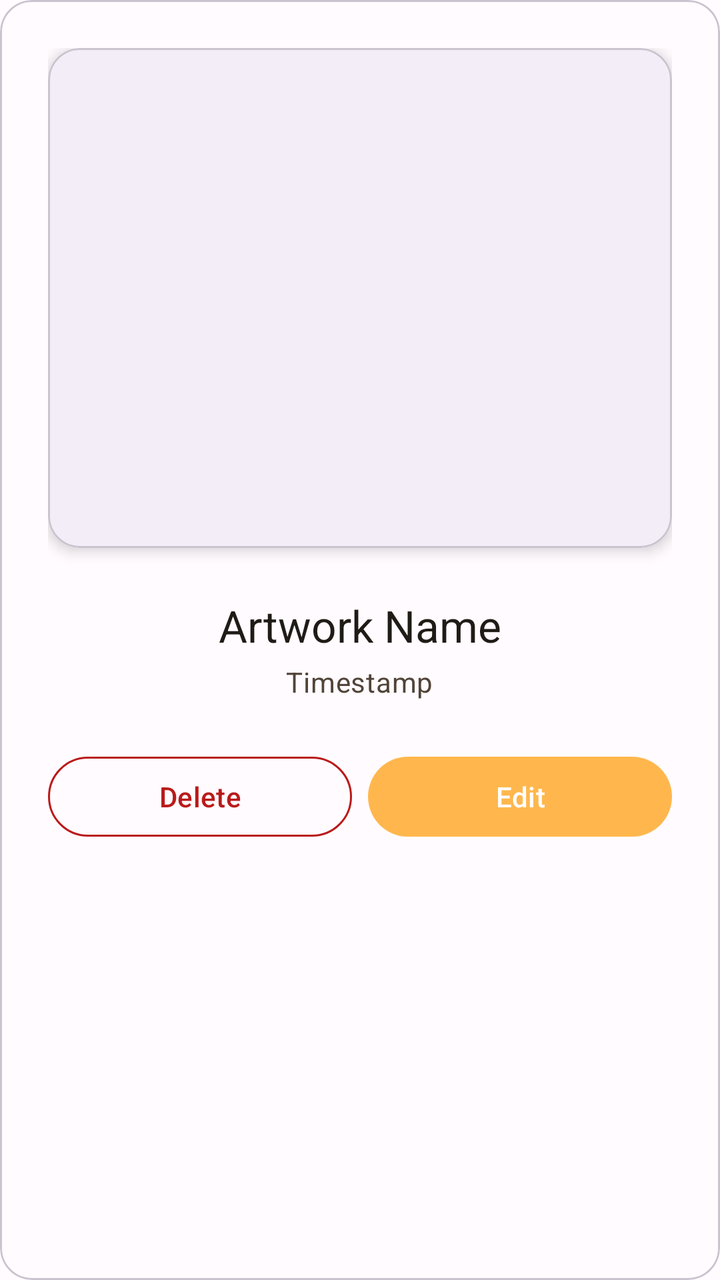
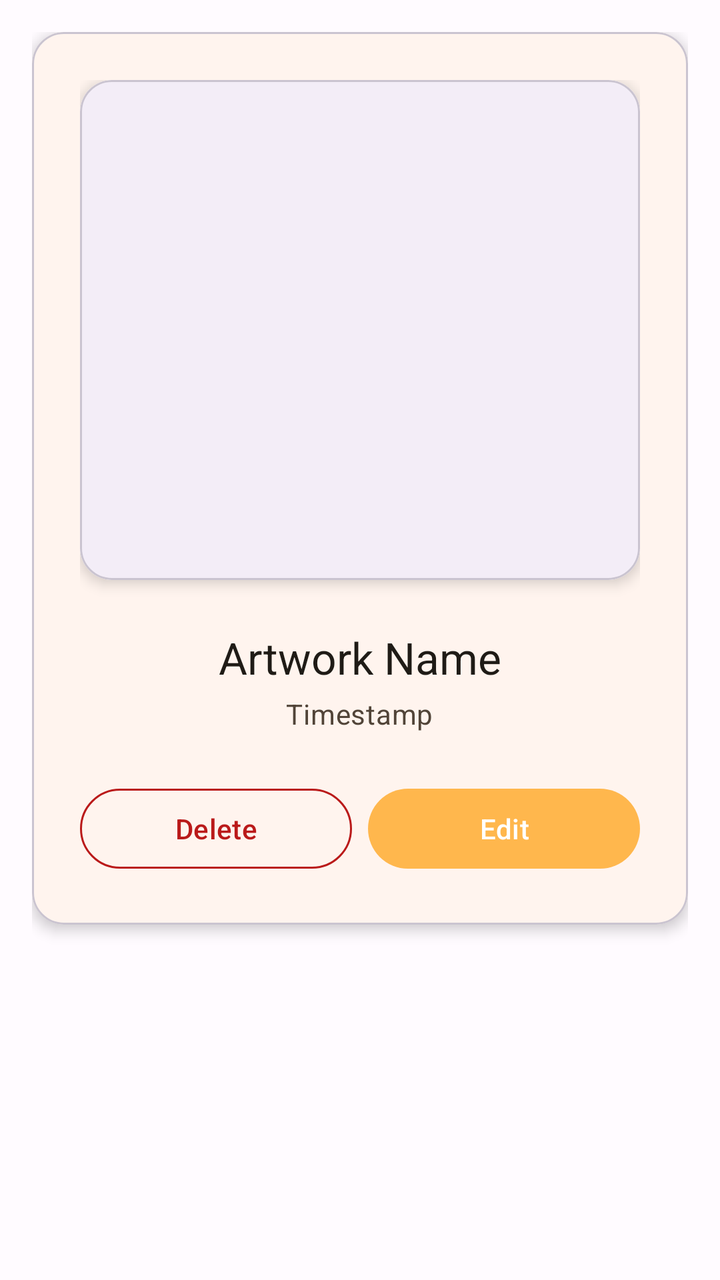

An Android layout rendered at two revisions. The XML below is the earlier revision; the diff shows what the commit changed to produce the second picture.
<!-- AndroidManifest.xml: application theme Base.Theme.Heal -->
<!-- res/layout/dialog_artwork_view.xml -->
<?xml version="1.0" encoding="utf-8"?>
 <com.google.android.material.card.MaterialCardView
        xmlns:android="http://schemas.android.com/apk/res/android"
        xmlns:app="http://schemas.android.com/apk/res-auto"
        android:layout_width="match_parent"
        android:layout_height="wrap_content"
        app:cardCornerRadius="16dp"
        app:cardElevation="0dp"
        android:layout_marginBottom="8dp">

        <LinearLayout
            android:layout_width="match_parent"
            android:layout_height="wrap_content"
            android:orientation="vertical"
            android:padding="24dp"
            android:gravity="center_horizontal">

            <com.google.android.material.card.MaterialCardView
                android:layout_width="match_parent"
                android:layout_height="wrap_content"
                app:cardCornerRadius="16dp"
                app:cardElevation="4dp"
                android:layout_marginBottom="24dp">

                <ImageView
                    android:id="@+id/detailImageViewArtwork"
                    android:layout_width="match_parent"
                    android:layout_height="250dp"
                    android:scaleType="centerCrop"
                    android:contentDescription="Detailed view of the artwork"
                    android:background="?attr/colorSurfaceContainer" />

            </com.google.android.material.card.MaterialCardView>

            <TextView
                android:id="@+id/detailTextViewArtworkName"
                android:layout_width="wrap_content"
                android:layout_height="wrap_content"
                android:textAppearance="?attr/textAppearanceTitleLarge"
                android:textColor="?attr/colorOnSurface"
                android:layout_marginBottom="4dp"
                android:text="Artwork Name" />

            <TextView
                android:id="@+id/detailTextViewArtworkTimestamp"
                android:layout_width="wrap_content"
                android:layout_height="wrap_content"
                android:textAppearance="?attr/textAppearanceBodyMedium"
                android:textColor="?attr/colorOnSurfaceVariant"
                android:layout_marginBottom="24dp"
                android:text="Timestamp" />

            <LinearLayout
                android:layout_width="match_parent"
                android:layout_height="wrap_content"
                android:orientation="horizontal">

                <com.google.android.material.button.MaterialButton
                    android:id="@+id/buttonDeleteArtwork"
                    style="?attr/materialButtonOutlinedStyle"
                    android:layout_width="0dp"
                    android:layout_height="wrap_content"
                    android:layout_weight="1"
                    android:layout_marginEnd="8dp"
                    android:text="Delete"
                    android:textColor="?attr/colorError"
                    app:strokeColor="?attr/colorError" />

                <com.google.android.material.button.MaterialButton
                    android:id="@+id/buttonEditArtwork"
                    android:layout_width="0dp"
                    android:layout_height="wrap_content"
                    android:layout_weight="1"
                    android:text="Edit" />

            </LinearLayout>

        </LinearLayout>
    </com.google.android.material.card.MaterialCardView>
<!-- resources referenced by this layout -->
<resources>
  <style name="Base.Theme.Heal" parent="Theme.Material3.DayNight.NoActionBar">
          <item name="colorPrimary">@color/md_theme_primary</item>
          <item name="colorOnPrimary">@color/md_theme_onPrimary</item>
          <item name="colorPrimaryContainer">@color/md_theme_primaryContainer</item>
          <item name="colorOnPrimaryContainer">@color/md_theme_onPrimaryContainer</item>
          <item name="colorSecondary">@color/md_theme_secondary</item>
          <item name="colorOnSecondary">@color/md_theme_onSecondary</item>
          <item name="colorSecondaryContainer">@color/md_theme_secondaryContainer</item>
          <item name="colorOnSecondaryContainer">@color/md_theme_onSecondaryContainer</item>
          <item name="colorTertiary">@color/md_theme_tertiary</item>
          <item name="colorOnTertiary">@color/md_theme_onTertiary</item>
          <item name="colorTertiaryContainer">@color/md_theme_tertiaryContainer</item>
          <item name="colorOnTertiaryContainer">@color/md_theme_onTertiaryContainer</item>
          <item name="colorError">@color/md_theme_error</item>
          <item name="colorOnError">@color/md_theme_onError</item>
          <item name="colorErrorContainer">@color/md_theme_errorContainer</item>
          <item name="colorOnErrorContainer">@color/md_theme_onErrorContainer</item>
          <item name="android:colorBackground">@color/md_theme_background</item>
          <item name="colorOnBackground">@color/md_theme_onBackground</item>
          <item name="colorSurface">@color/md_theme_surface</item>
          <item name="colorOnSurface">@color/md_theme_onSurface</item>
          <item name="colorSurfaceVariant">@color/md_theme_surfaceVariant</item>
          <item name="colorOnSurfaceVariant">@color/md_theme_onSurfaceVariant</item>
          <item name="colorOutline">@color/md_theme_outline</item>
          <item name="colorOnSurfaceInverse">@color/md_theme_inverseOnSurface</item>
          <item name="colorSurfaceInverse">@color/md_theme_inverseSurface</item>
          <item name="colorPrimaryInverse">@color/md_theme_inversePrimary</item>
  
          <item name="android:statusBarColor">@color/transparent</item>
          <item name="android:navigationBarColor">?attr/colorSurface</item>
  
          <item name="bottomSheetStyle">@style/Widget.Material3.BottomSheet.Modal</item>
          <item name="navigationViewStyle">@style/Widget.Material3.NavigationView</item>
          <item name="floatingActionButtonStyle">@style/Widget.Material3.FloatingActionButton.Primary</item>
  
      </style>
  <color name="md_theme_primary">#FFB74D</color>
  <color name="md_theme_onPrimary">#FFFFFF</color>
  <color name="md_theme_primaryContainer">#FFDDC1</color>
  <color name="md_theme_onPrimaryContainer">#3D2400</color>
  <color name="md_theme_secondary">#7B5700</color>
  <color name="md_theme_onSecondary">#FFFFFF</color>
  <color name="md_theme_secondaryContainer">#FFDEB3</color>
  <color name="md_theme_onSecondaryContainer">#271900</color>
  <color name="md_theme_tertiary">#006B5E</color>
  <color name="md_theme_onTertiary">#FFFFFF</color>
  <color name="md_theme_tertiaryContainer">#78F8DB</color>
  <color name="md_theme_onTertiaryContainer">#00201B</color>
  <color name="md_theme_error">#BA1A1A</color>
  <color name="md_theme_onError">#FFFFFF</color>
  <color name="md_theme_errorContainer">#FFDAD6</color>
  <color name="md_theme_onErrorContainer">#410002</color>
  <color name="md_theme_background">#FFFBFF</color>
  <color name="md_theme_onBackground">#1F1B16</color>
  <color name="md_theme_surface">#FFFBFF</color>
  <color name="md_theme_onSurface">#1F1B16</color>
  <color name="md_theme_surfaceVariant">#F4DEC6</color>
  <color name="md_theme_onSurfaceVariant">#514438</color>
  <color name="md_theme_outline">#847466</color>
  <color name="md_theme_inverseOnSurface">#352F2A</color>
  <color name="md_theme_inverseSurface">#352F2A</color>
  <color name="md_theme_inversePrimary">#FFB74D</color>
  <color name="transparent">#00000000</color>
</resources>

<!-- the commit's change to res/layout/dialog_artwork_view.xml (unified diff, before → after) -->
@@ -1,12 +1,15 @@
 <?xml version="1.0" encoding="utf-8"?>
- <com.google.android.material.card.MaterialCardView
-        xmlns:android="http://schemas.android.com/apk/res/android"
-        xmlns:app="http://schemas.android.com/apk/res-auto"
+<FrameLayout xmlns:android="http://schemas.android.com/apk/res/android"
+    xmlns:app="http://schemas.android.com/apk/res-auto"
+    android:layout_width="match_parent"
+    android:layout_height="wrap_content"
+    android:padding="16dp">
+
+    <com.google.android.material.card.MaterialCardView
         android:layout_width="match_parent"
         android:layout_height="wrap_content"
         app:cardCornerRadius="16dp"
-        app:cardElevation="0dp"
-        android:layout_marginBottom="8dp">
+        app:cardElevation="4dp">
 
         <LinearLayout
             android:layout_width="match_parent"
@@ -29,7 +32,6 @@
                     android:scaleType="centerCrop"
                     android:contentDescription="Detailed view of the artwork"
                     android:background="?attr/colorSurfaceContainer" />
-
             </com.google.android.material.card.MaterialCardView>
 
             <TextView
@@ -72,8 +74,9 @@
                     android:layout_height="wrap_content"
                     android:layout_weight="1"
                     android:text="Edit" />
-
             </LinearLayout>
 
         </LinearLayout>
     </com.google.android.material.card.MaterialCardView>
+
+</FrameLayout>
